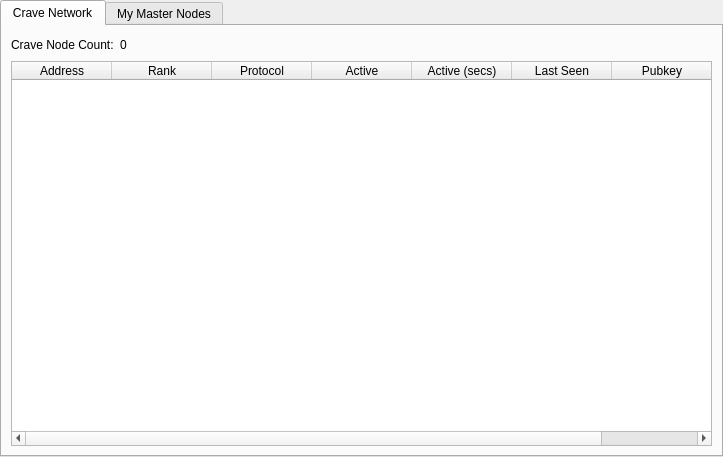
Before: the Qt Designer form src/qt/forms/masternodemanager.ui in CooleRRSA/crave, drawn with Qt 5.
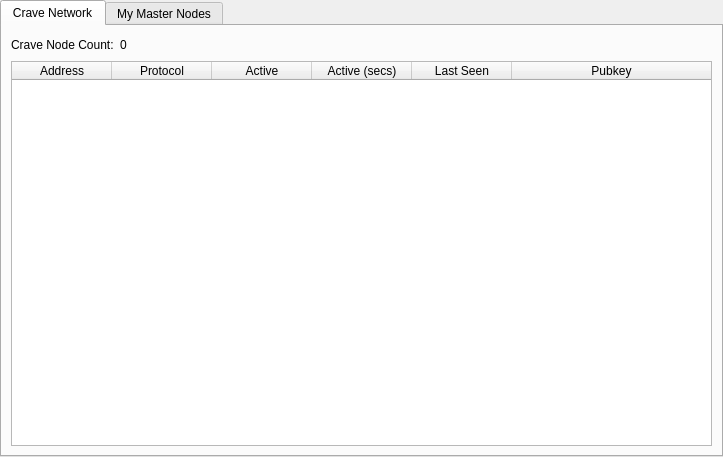
After: the same form once the commit is applied. The open tabs and pages were chosen to show the change.

Commit message: Remove Rank column

Patch:
```diff
--- a/src/qt/forms/masternodemanager.ui
+++ b/src/qt/forms/masternodemanager.ui
@@ -63,11 +63,6 @@
              <string>Address</string>
             </property>
            </column>
-           <column>
-            <property name="text">
-             <string>Rank</string>
-            </property>
-           </column>
            <column>
             <property name="text">
              <string>Protocol</string>
```
The commit also changes 1 other file.
